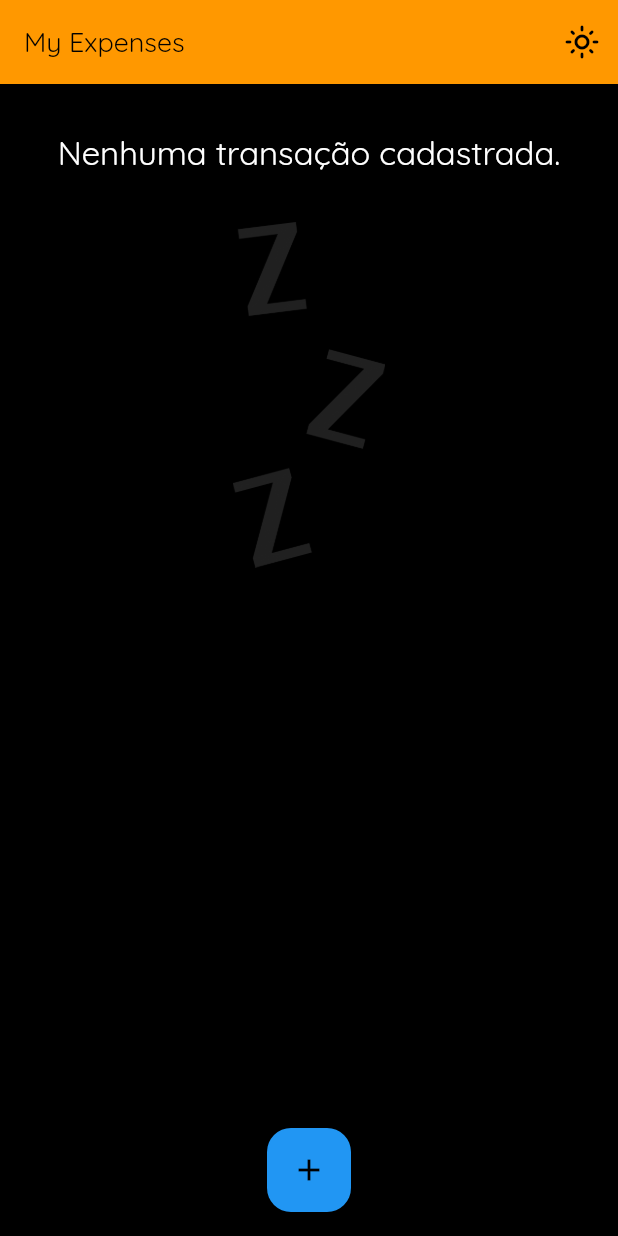
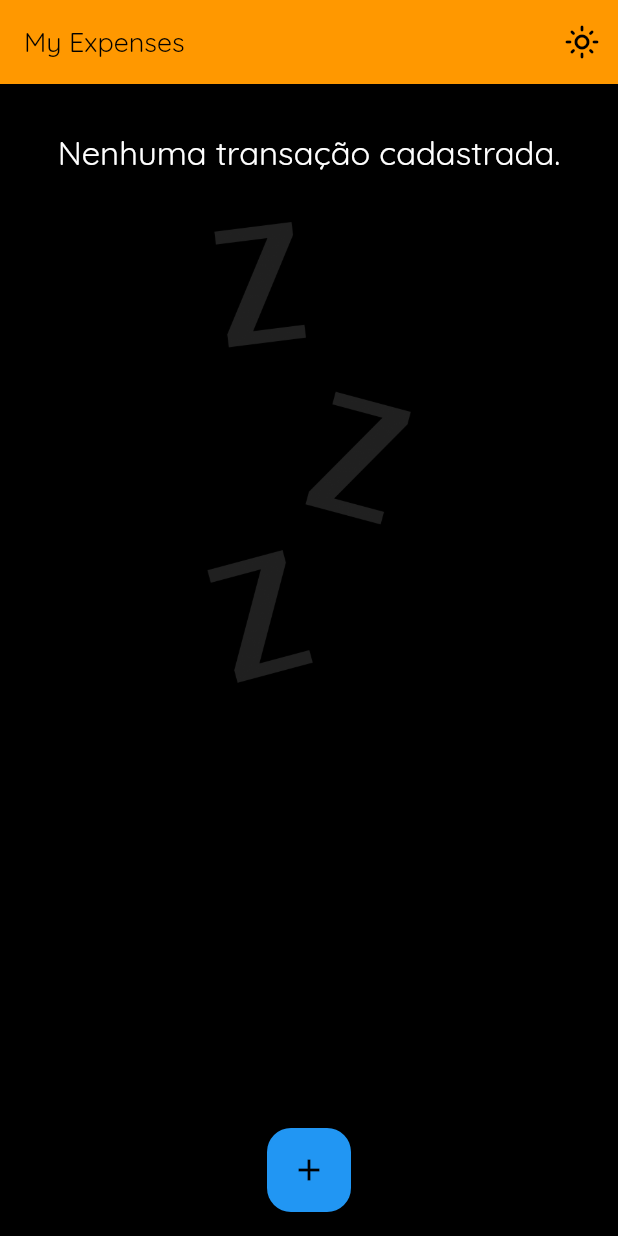
Before and after one commit to DeyvisonSLS/expenses-app, a Flutter app: the screen it shows after launch, on a phone screen of 412 x 824 dp. Run offline on Flutter 3.47's test engine with Material 3 defaults, Android fonts, the phone set to English and light mode, and no system bars; our stand-ins replace date_field, fluttertoast.

Commit message:
Corrigido bug onde a altura da listagem não ocupava toda a tela ao desabilitar a visualização do gráfico

```diff
--- a/lib/components/transaction_list.dart
+++ b/lib/components/transaction_list.dart
@@ -1,6 +1,7 @@
 import 'package:expenses/models/transaction.dart';
 import 'package:flutter/material.dart';
 import 'package:expenses/components/transaction_card.dart';
+import 'package:expenses/home_page.dart';
 
 class TransactionList extends StatelessWidget {
   final List<Transaction> transactions;
@@ -11,9 +12,12 @@ class TransactionList extends StatelessWidget {
   @override
   Widget build(BuildContext context) {
     return SizedBox(
-      height: (MediaQuery.of(context).size.height -
-              Scaffold.of(context).appBarMaxHeight!.toDouble()) *
-          0.75,
+      height: showChart
+          ? (MediaQuery.of(context).size.height -
+                  Scaffold.of(context).appBarMaxHeight!.toDouble()) *
+              0.75
+          : (MediaQuery.of(context).size.height -
+              Scaffold.of(context).appBarMaxHeight!.toDouble()),
       child: transactions.isEmpty
           ? LayoutBuilder(
               builder: (ctx, constraints) {
@@ -48,6 +52,7 @@ class TransactionList extends StatelessWidget {
                 itemBuilder: (ctx, index) {
                   final tr = transactions[index];
                   return index == 0
+                      // When it's the first item, we instantiate a card with a margin at the top
                       ? Container(
                           margin: const EdgeInsets.only(top: 16.0),
                           child: TransactionCard(
--- a/lib/home_page.dart
+++ b/lib/home_page.dart
@@ -6,6 +6,8 @@ import 'package:expenses/components/transaction_list.dart';
 import 'package:expenses/models/transaction.dart';
 import 'package:flutter/material.dart';
 import 'package:provider/provider.dart';
+
+bool showChart = false;
 
 class HomePage extends StatefulWidget {
   const HomePage({super.key});
@@ -17,7 +19,6 @@ class HomePage extends StatefulWidget {
 // All transactions
 class _HomePageState extends State<HomePage> {
   final List<Transaction> _transactions = [];
-  late bool _showChart = false;
 
   // Filtered transactions: Only the last week transactions
   List<Transaction> get _recentTransactions {
@@ -105,13 +106,13 @@ class _HomePageState extends State<HomePage> {
       actions: [
         if (isLandscape && _recentTransactions.isNotEmpty)
           IconButton(
-            icon: _showChart
+            icon: showChart
                 ? const Icon(Icons.hide_source)
                 : const Icon(Icons.bar_chart_outlined),
             onPressed: () {
               // toggle true or false
               setState(() {
-                _showChart = !_showChart ? true : false;
+                showChart = !showChart ? true : false;
               });
             },
           ),
@@ -184,7 +185,7 @@ class _HomePageState extends State<HomePage> {
             //       ],
             //     ),
             //   ),
-            if (_showChart || !isLandscape && _recentTransactions.isNotEmpty)
+            if (showChart || !isLandscape && _recentTransactions.isNotEmpty)
               Chart(
                 recentTransactions: List.from(_recentTransactions),
               ),
@@ -197,10 +198,7 @@ class _HomePageState extends State<HomePage> {
         backgroundColor: Theme.of(context).colorScheme.secondary,
         child: const Icon(Icons.add),
       ),
-      floatingActionButtonLocation:
-          MediaQuery.of(context).orientation == Orientation.portrait
-              ? FloatingActionButtonLocation.centerFloat
-              : FloatingActionButtonLocation.endFloat,
+      floatingActionButtonLocation: FloatingActionButtonLocation.centerFloat,
     );
   }
 }
```
Also changed, not shown: lib/components/transaction_card.dart (+19 -1 lines).
